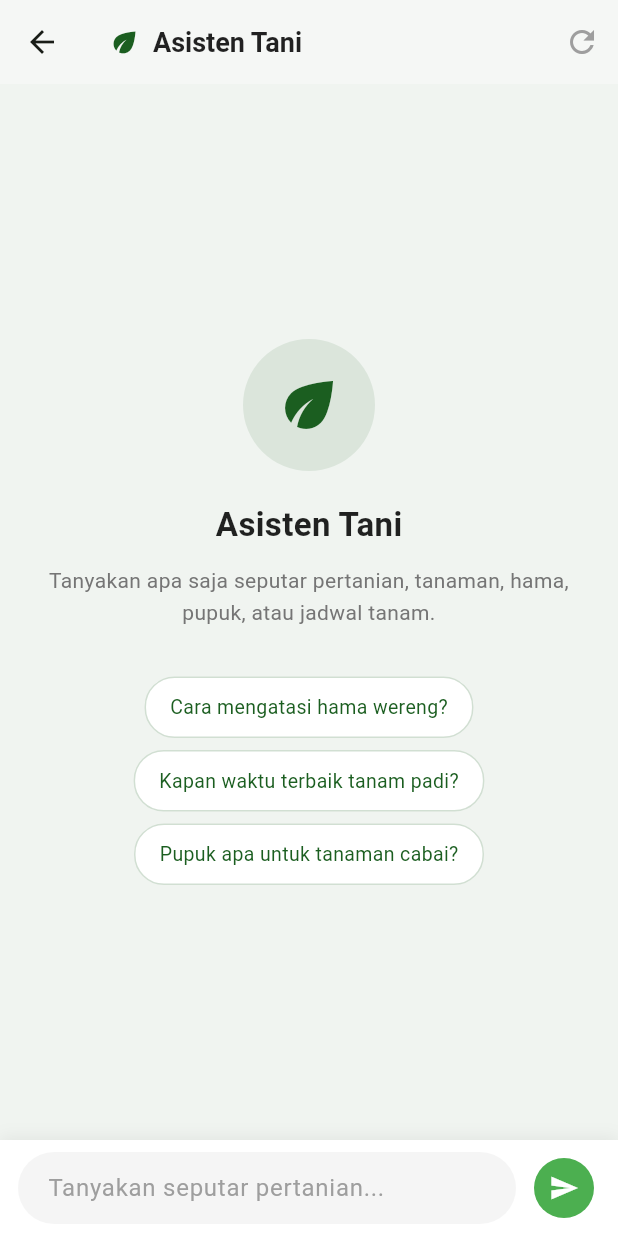
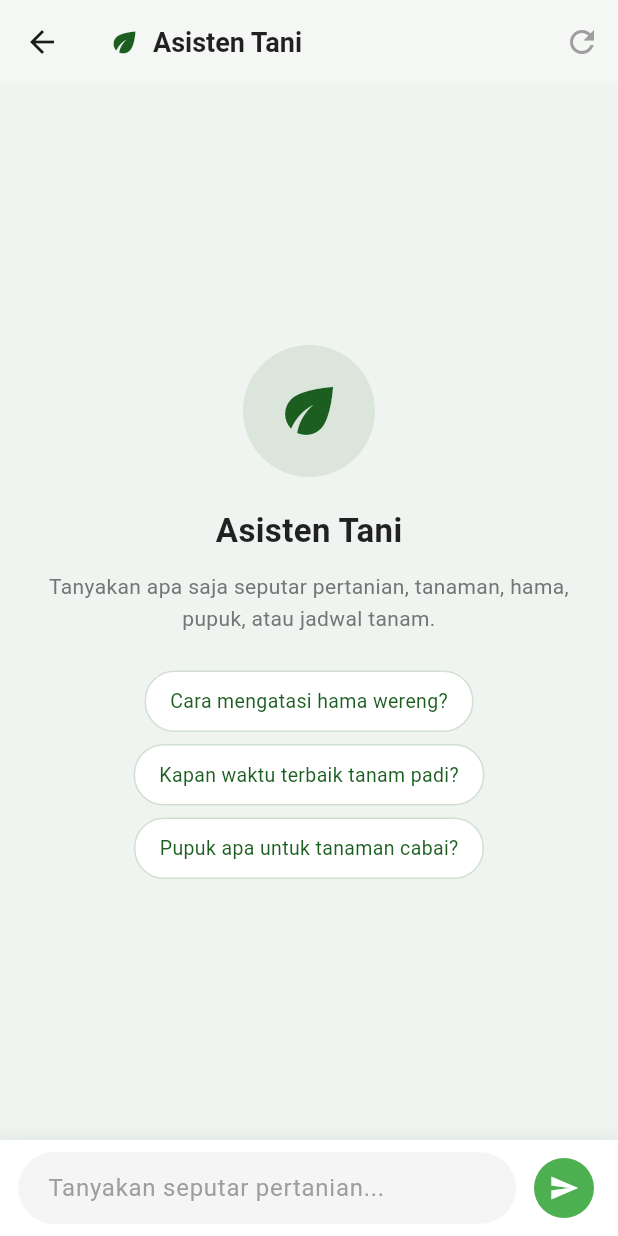
Before and after one commit to AffanShz/Petani-Maju-V.2, a Flutter app: the _ChatbotView screen opened directly, on a phone screen of 412 x 824 dp. Run offline on Flutter 3.47's test engine with Material 3 defaults, Android fonts, the light colour scheme and no system bars; our stand-ins replace cached_network_image, connectivity_plus, easy_localization, equatable, flutter_bloc, flutter_dotenv and 9 more; missing offline and left inert: workmanager; accounts and stored records are empty; network calls fail; statements that could not run were skipped.

Commit message:
[AS] fix : perbaiki overflow chatbot saat mengetik dan konsistensi header detail obat

```diff
--- a/lib/features/chatbot/screens/chatbot_screen.dart
+++ b/lib/features/chatbot/screens/chatbot_screen.dart
@@ -6,6 +6,7 @@ import 'package:petani_maju/data/repositories/chatbot_repository.dart';
 import 'package:petani_maju/features/chatbot/bloc/chatbot_bloc.dart';
 import 'package:petani_maju/features/chatbot/widgets/chat_bubble.dart';
 import 'package:petani_maju/features/chatbot/widgets/chat_input_bar.dart';
+import 'package:petani_maju/widgets/app_toast.dart';
 
 class ChatbotScreen extends StatelessWidget {
   final Map<String, dynamic>? currentWeather;
@@ -118,12 +119,10 @@ class _ChatbotViewState extends State<_ChatbotView> {
                 _scrollToBottom();
                 if (state is ChatbotError) {
                   final errorMsg = _friendlyError(state.error);
-                  ScaffoldMessenger.of(context).showSnackBar(
-                    SnackBar(
-                      content: Text(errorMsg),
-                      backgroundColor: Colors.red.shade700,
-                      behavior: SnackBarBehavior.floating,
-                    ),
+                  AppToast.show(
+                    context,
+                    message: errorMsg,
+                    type: ToastType.error,
                   );
                 }
               },
@@ -135,7 +134,7 @@ class _ChatbotViewState extends State<_ChatbotView> {
                 final messages = state is ChatbotLoaded
                     ? state.messages
                     : state is ChatbotError
-                        ? (state as ChatbotError).messages
+                        ? state.messages
                         : const <ChatMessage>[];
 
                 return ListView.builder(
@@ -170,9 +169,17 @@ class _ChatbotViewState extends State<_ChatbotView> {
   }
 
   Widget _buildWelcomeScreen() {
-    return Center(
+    return LayoutBuilder(
+      builder: (context, constraints) {
+        return SingleChildScrollView(
+          physics: const AlwaysScrollableScrollPhysics(),
+          child: ConstrainedBox(
+            constraints: BoxConstraints(
+              minHeight: constraints.maxHeight,
+            ),
+            child: Center(
               child: Padding(
-        padding: const EdgeInsets.all(32),
+                padding: const EdgeInsets.symmetric(horizontal: 32, vertical: 24),
                 child: Column(
                   mainAxisAlignment: MainAxisAlignment.center,
                   children: [
@@ -203,7 +210,7 @@ class _ChatbotViewState extends State<_ChatbotView> {
                         height: 1.5,
                       ),
                     ),
-            const SizedBox(height: 32),
+                    const SizedBox(height: 24),
                     _buildSuggestionChip('Cara mengatasi hama wereng?'),
                     const SizedBox(height: 8),
                     _buildSuggestionChip('Kapan waktu terbaik tanam padi?'),
@@ -212,6 +219,10 @@ class _ChatbotViewState extends State<_ChatbotView> {
                   ],
                 ),
               ),
+            ),
+          ),
+        );
+      },
     );
   }
 
```
Also changed, not shown: lib/features/drugs/screens/drug_detail_screen.dart (+8 -34 lines). Lines whose indentation alone changed are shown as unchanged.
